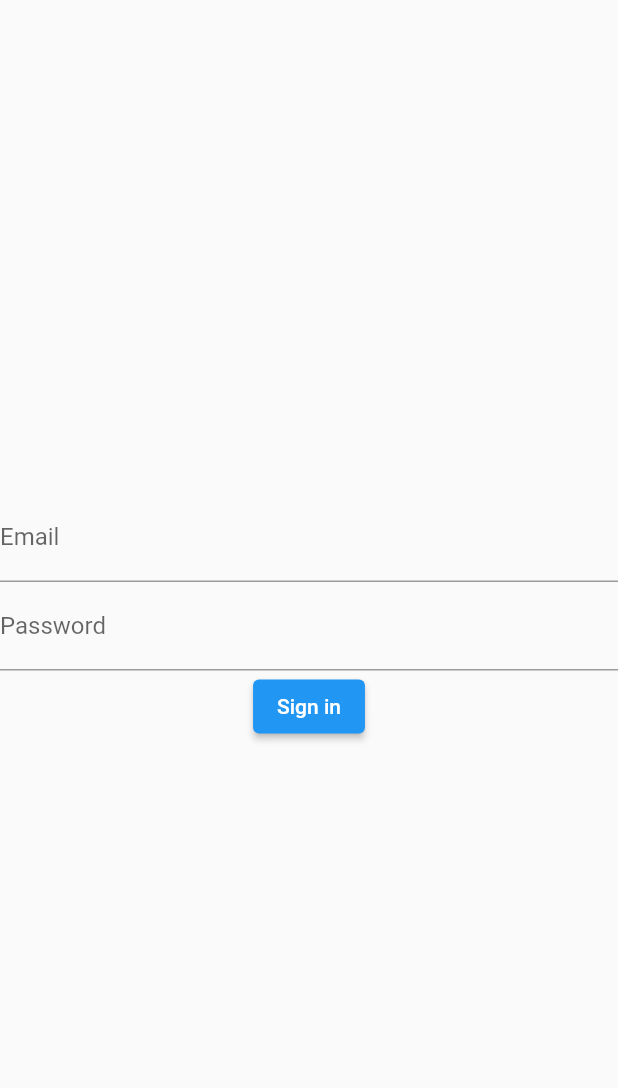
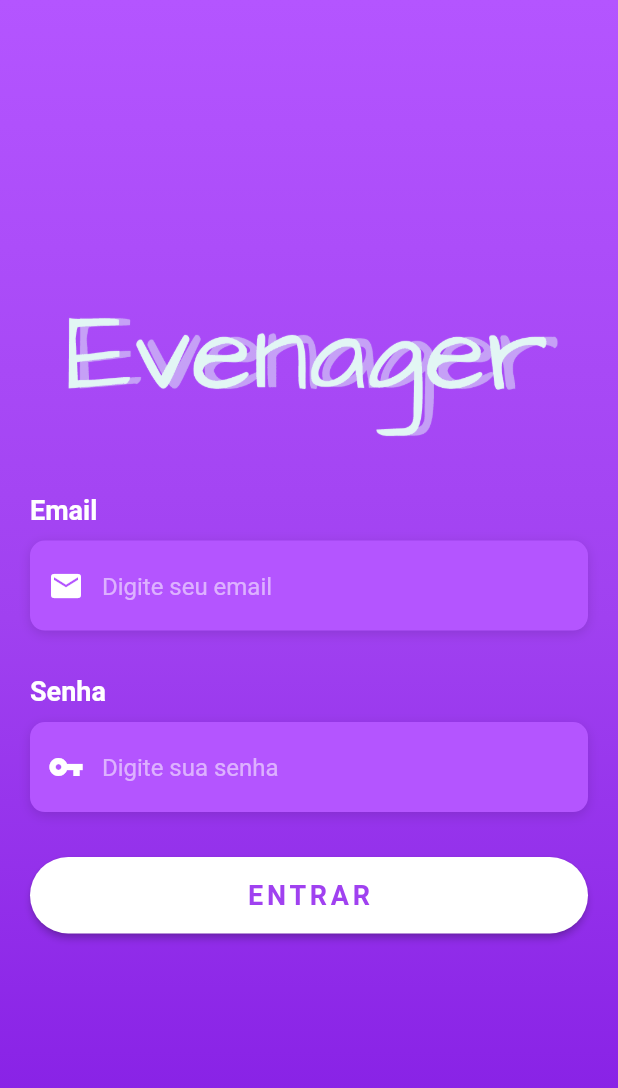
Before and after one commit to Nouani/event-manager, a Flutter app: the screen it shows after launch, on a phone screen of 412 x 824 dp. Shown: the top 1088 px of the screen. Run offline on Flutter 3.47's test engine with Material 2 defaults, Android fonts, the phone set to English and light mode, and no system bars; our stand-ins replace firebase_auth, firebase_core; accounts and stored records are empty; Roboto replaces fonts that are missing (OpenSans).

Commit message:
:sparkles: FEATURE: Stylized sign in page
Signed-off-by: Nouani <nouanigabriel@hotmail.com>

```diff
--- a/lib/screens/signInPage/signin_page.dart
+++ b/lib/screens/signInPage/signin_page.dart
@@ -1,4 +1,5 @@
 import 'package:evenager/services/authentication_service.dart';
+import 'package:evenager/utils/constants.dart';
 import 'package:flutter/material.dart';
 import 'package:provider/provider.dart';
 
@@ -9,32 +10,149 @@ class SignInPage extends StatelessWidget {
   @override
   Widget build(BuildContext context) {
     return Scaffold(
-      body: Column(
+      body: Stack(
+        children: [
+          Container(
+            height: double.infinity,
+            width: double.infinity,
+            decoration: BoxDecoration(
+              gradient: LinearGradient(
+                begin: Alignment.topCenter,
+                end: Alignment.bottomCenter,
+                colors: [
+                  Color.fromRGBO(180, 85, 255, 1),
+                  Color.fromRGBO(160, 65, 240, 1),
+                  Color.fromRGBO(130, 25, 227, 1),
+                ],
+              ),
+            ),
+          ),
+          Container(
+            height: double.infinity,
+            padding: EdgeInsets.all(20.0),
+            child: Column(
               mainAxisAlignment: MainAxisAlignment.center,
               crossAxisAlignment: CrossAxisAlignment.center,
               children: [
-          TextField(
-            controller: emailController,
-            decoration: InputDecoration(
-              labelText: "Email",
+                Image.asset('assets/images/logo_transparent.png'),
+                Column(
+                  crossAxisAlignment: CrossAxisAlignment.start,
+                  children: [
+                    SizedBox(
+                      height: 30,
+                    ),
+                    Text(
+                      'Email',
+                      style: kLabelStyle,
+                    ),
+                    SizedBox(
+                      height: 10,
+                    ),
+                    _buildEmailInput(),
+                    SizedBox(
+                      height: 30,
+                    ),
+                    Text(
+                      'Senha',
+                      style: kLabelStyle,
+                    ),
+                    SizedBox(
+                      height: 10,
+                    ),
+                    _buildPasswordInput(),
+                    SizedBox(
+                      height: 30,
+                    ),
+                    _buildSubmitButton(context),
+                  ],
+                ),
+              ],
             ),
           ),
-          TextField(
-            controller: passwordController,
+        ],
+      ),
+    );
+  }
+
+  Container _buildEmailInput() {
+    return Container(
+      alignment: Alignment.centerLeft,
+      decoration: kBoxDecorationStyle,
+      height: 60,
+      child: TextField(
+        controller: emailController,
+        keyboardType: TextInputType.emailAddress,
+        style: TextStyle(
+          color: Colors.white,
+          fontFamily: 'OpenSans',
+        ),
         decoration: InputDecoration(
-              labelText: "Password",
+          border: InputBorder.none,
+          contentPadding: EdgeInsets.only(top: 15),
+          prefixIcon: Icon(
+            Icons.email,
+            color: Colors.white,
+          ),
+          hintText: 'Digite seu email',
+          hintStyle: kHintTextStyle,
         ),
       ),
-          ElevatedButton(
+    );
+  }
+
+  Container _buildPasswordInput() {
+    return Container(
+      alignment: Alignment.centerLeft,
+      decoration: kBoxDecorationStyle,
+      height: 60,
+      child: TextField(
+        controller: passwordController,
+        obscureText: true,
+        style: TextStyle(
+          color: Colors.white,
+          fontFamily: 'OpenSans',
+        ),
+        decoration: InputDecoration(
+          border: InputBorder.none,
+          contentPadding: EdgeInsets.only(top: 15),
+          prefixIcon: Icon(
+            Icons.vpn_key,
+            color: Colors.white,
+          ),
+          hintText: 'Digite sua senha',
+          hintStyle: kHintTextStyle,
+        ),
+      ),
+    );
+  }
+
+  Container _buildSubmitButton(BuildContext context) {
+    return Container(
+      width: double.infinity,
+      child: ElevatedButton(
         onPressed: () {
           context.read<AuthenticationService>().signIn(
                 email: emailController.text.trim(),
                 password: passwordController.text.trim(),
               );
         },
-            child: Text("Sign in"),
-          )
-        ],
+        style: ButtonStyle(
+          padding: MaterialStateProperty.all(EdgeInsets.all(15)),
+          shape: MaterialStateProperty.all(
+            RoundedRectangleBorder(borderRadius: BorderRadius.circular(30)),
+          ),
+          backgroundColor: MaterialStateProperty.all(Colors.white),
+        ),
+        child: Text(
+          "ENTRAR",
+          style: TextStyle(
+            color: Color.fromRGBO(160, 65, 240, 1),
+            fontWeight: FontWeight.bold,
+            fontSize: 18,
+            letterSpacing: 2.5,
+            fontFamily: "OpenSans",
+          ),
+        ),
       ),
     );
   }
--- /dev/null
+++ b/lib/utils/constants.dart
@@ -0,0 +1,25 @@
+import 'package:flutter/material.dart';
+
+final kHintTextStyle = TextStyle(
+  color: Colors.white54,
+  fontFamily: 'OpenSans',
+);
+
+final kLabelStyle = TextStyle(
+  color: Colors.white,
+  fontWeight: FontWeight.bold,
+  fontFamily: 'OpenSans',
+  fontSize: 18,
+);
+
+final kBoxDecorationStyle = BoxDecoration(
+  color: Color.fromRGBO(180, 85, 255, 1),
+  borderRadius: BorderRadius.circular(10.0),
+  boxShadow: [
+    BoxShadow(
+      color: Colors.black12,
+      blurRadius: 6.0,
+      offset: Offset(0, 2),
+    ),
+  ],
+);
--- a/pubspec.yaml
+++ b/pubspec.yaml
@@ -47,8 +47,8 @@ flutter:
   uses-material-design: true
 
   # To add assets to your application, add an assets section, like this:
-  # assets:
-  #   - images/a_dot_burr.jpeg
+  assets:
+    - assets/images/logo_transparent.png
   #   - images/a_dot_ham.jpeg
 
   # An image asset can refer to one or more resolution-specific "variants", see
```
Also changed, not shown: assets/images/logo_transparent.png (added). Lines whose indentation alone changed are shown as unchanged.
